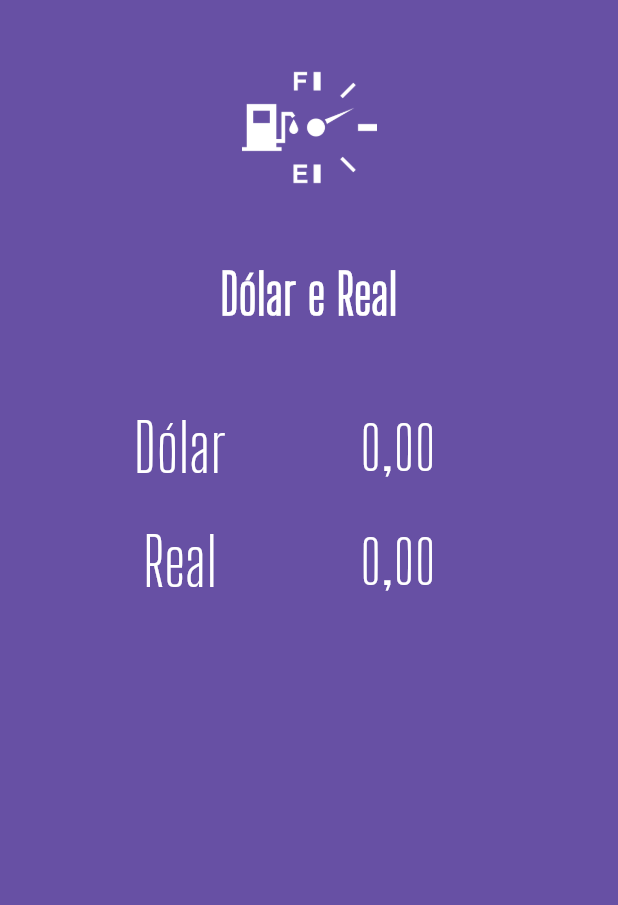
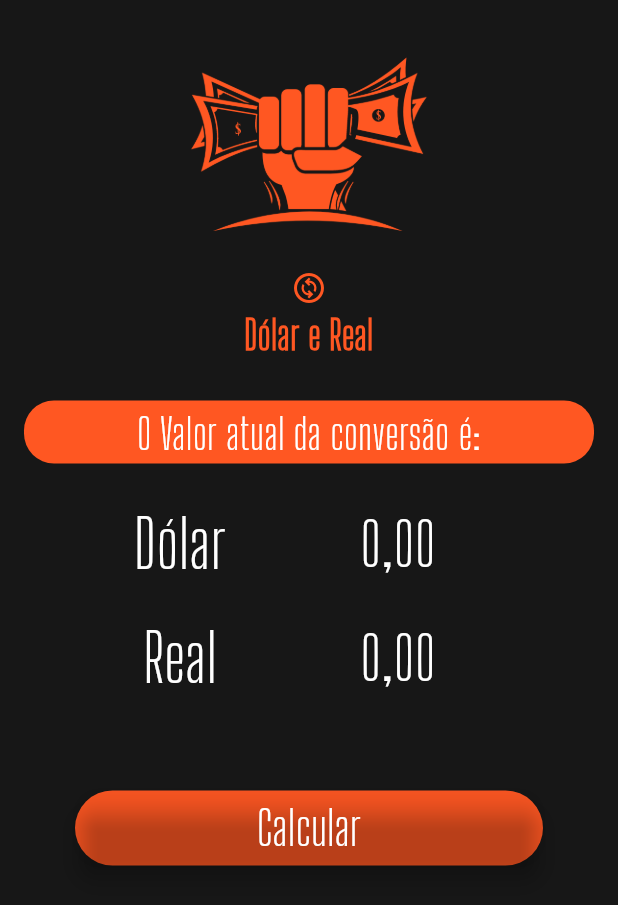
Before and after one commit to herbertribeiro19/Flutter_NewApp_Convert, a Flutter app: the screen it shows after launch, on a phone screen of 412 x 824 dp. Shown: the top 905 px of the screen. Run offline on Flutter 3.47's test engine with Material 2 defaults, Android fonts, the phone set to English and light mode, and no system bars; our stand-ins replace flutter_masked_text2.

Commit message:
update colors and add functions new

```diff
--- a/lib/main.dart
+++ b/lib/main.dart
@@ -1,3 +1,4 @@
+import 'package:flutter/cupertino.dart';
 import 'package:flutter/material.dart';
 import 'package:flutter_aog/widgets/logo.widgets.dart';
 import 'package:flutter_masked_text2/flutter_masked_text2.dart';
@@ -17,7 +18,7 @@ class MyApp extends StatelessWidget {
       title: 'Dólar e Real',
       debugShowCheckedModeBanner: false,
       theme: ThemeData(
-        primarySwatch: Colors.red,
+        primaryColor: CupertinoColors.darkBackgroundGray,
         useMaterial3: true,
       ),
       home: HomePage(),
@@ -35,8 +36,32 @@ class HomePage extends StatelessWidget {
   Widget build(BuildContext context) {
     return Scaffold(
       backgroundColor: Theme.of(context).primaryColor,
-      body: ListView(children: <Widget>[
+      body: ListView(
+        children: <Widget>[
           Logo(),
+          Container(
+            margin: EdgeInsets.all(16),
+            decoration: BoxDecoration(
+              color: Colors.deepOrange,
+              borderRadius: BorderRadius.circular(20),
+            ),
+            child: Column(
+              children: <Widget>[
+                SizedBox(
+                  height: 2,
+                ),
+                Text(
+                  "O Valor atual da conversão é: ",
+                  style: TextStyle(
+                    color: Colors.white,
+                    fontSize: 28,
+                    fontFamily: "Big Shoulders Display",
+                  ),
+                  textAlign: TextAlign.center,
+                ),
+              ],
+            ),
+          ),
           Input(
             ctrl: _gasCtrl,
             label: "Dólar",
@@ -45,7 +70,30 @@ class HomePage extends StatelessWidget {
             ctrl: _alcoolCtrl,
             label: "Real",
           ),
-      ]),
+          Container(
+            margin: EdgeInsets.all(50),
+            height: 50,
+            decoration: BoxDecoration(
+              color: Colors.deepOrange,
+              borderRadius: BorderRadius.circular(
+                100,
+              ),
+            ),
+            child: FloatingActionButton(
+              backgroundColor: Color.fromARGB(0, 0, 0, 0),
+              child: Text(
+                "Calcular",
+                style: TextStyle(
+                  color: Colors.white,
+                  fontSize: 32,
+                  fontFamily: "Big Shoulders Display",
+                ),
+              ),
+              onPressed: () {},
+            ),
+          ),
+        ],
+      ),
     );
   }
 }
--- a/lib/widgets/logo.widgets.dart
+++ b/lib/widgets/logo.widgets.dart
@@ -8,27 +8,32 @@ class Logo extends StatelessWidget {
     return Column(
       children: <Widget>[
         SizedBox(
-          height: 40,
+          height: 10,
         ),
         Image.asset(
           "assets/images/aog-white.png",
-          height: 90,
+          height: 160,
+          color: Colors.deepOrange,
         ),
         SizedBox(
-          height: 40,
+          height: 10,
+        ),
+        Icon(
+          Icons.change_circle_outlined,
+          color: Colors.deepOrange,
         ),
         Text(
           "Dólar e Real",
           style: TextStyle(
-            color: Colors.white,
-            fontSize: 36,
+            color: Colors.deepOrange,
+            fontSize: 26,
             fontFamily: "Big Shoulders Display",
             fontWeight: FontWeight.bold,
           ),
           textAlign: TextAlign.center,
         ),
         SizedBox(
-          height: 40,
+          height: 10,
         ),
       ],
     );
```
Also changed, not shown: assets/images/aog-white.png. Lines whose indentation alone changed are shown as unchanged.
